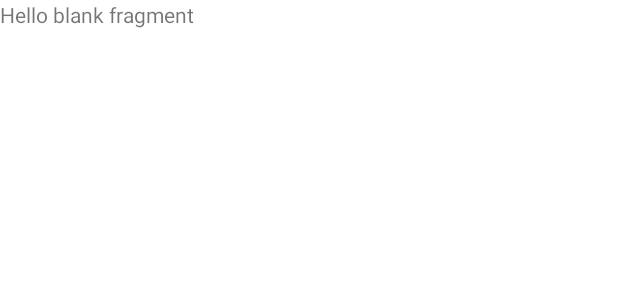
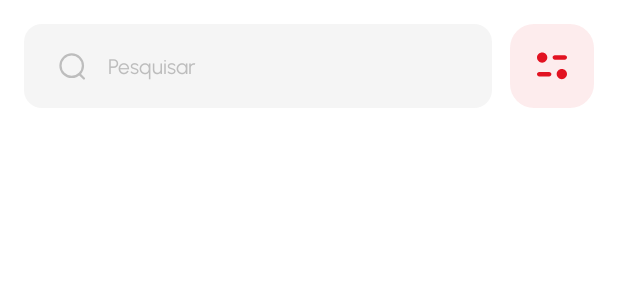
Before and after one commit to gabrielllsp/MovieApp, an Android app: the layout fragment_search.xml on its own in the app's theme, with its tools: preview values and no code run, on a phone screen of 412 x 824 dp. Shown: the top 300 px of the screen. Run offline under Robolectric (Android 15) with nearby library versions, the phone set to English and light mode, and no system bars.

Commit message:
Creating a search box on the search screen and Creating a filter button on the search screen.

```diff
--- a/app/src/main/java/com/gabrielalmeida/movieapp/presenter/main/bottombar/search/SearchFragment.kt
+++ b/app/src/main/java/com/gabrielalmeida/movieapp/presenter/main/bottombar/search/SearchFragment.kt
@@ -1,60 +1,31 @@
 package com.gabrielalmeida.movieapp.presenter.main.bottombar.search
 
 import android.os.Bundle
-import androidx.fragment.app.Fragment
 import android.view.LayoutInflater
 import android.view.View
 import android.view.ViewGroup
-import com.gabrielalmeida.movieapp.R
+import androidx.fragment.app.Fragment
+import com.gabrielalmeida.movieapp.databinding.FragmentSearchBinding
 
-// TODO: Rename parameter arguments, choose names that match
-// the fragment initialization parameters, e.g. ARG_ITEM_NUMBER
-private const val ARG_PARAM1 = "param1"
-private const val ARG_PARAM2 = "param2"
 
-/**
- * A simple [Fragment] subclass.
- * Use the [SearchFragment.newInstance] factory method to
- * create an instance of this fragment.
- */
 class SearchFragment : Fragment() {
-    // TODO: Rename and change types of parameters
-    private var param1: String? = null
-    private var param2: String? = null
-
-    override fun onCreate(savedInstanceState: Bundle?) {
-        super.onCreate(savedInstanceState)
-        arguments?.let {
-            param1 = it.getString(ARG_PARAM1)
-            param2 = it.getString(ARG_PARAM2)
-        }
-    }
+    private var _binding: FragmentSearchBinding? = null
+    private val binding get() = _binding!!
 
     override fun onCreateView(
         inflater: LayoutInflater, container: ViewGroup?,
         savedInstanceState: Bundle?,
-    ): View? {
-        // Inflate the layout for this fragment
-        return inflater.inflate(R.layout.fragment_search, container, false)
+    ): View {
+        _binding = FragmentSearchBinding.inflate(layoutInflater, container, false)
+        return binding.root
+    }
+    override fun onViewCreated(view: View, savedInstanceState: Bundle?) {
+        super.onViewCreated(view, savedInstanceState)
     }
 
-    companion object {
-        /**
-         * Use this factory method to create a new instance of
-         * this fragment using the provided parameters.
-         *
-         * @param param1 Parameter 1.
-         * @param param2 Parameter 2.
-         * @return A new instance of fragment SearchFragment.
-         */
-        // TODO: Rename and change types and number of parameters
-        @JvmStatic
-        fun newInstance(param1: String, param2: String) =
-            SearchFragment().apply {
-                arguments = Bundle().apply {
-                    putString(ARG_PARAM1, param1)
-                    putString(ARG_PARAM2, param2)
-                }
-            }
+    override fun onDestroy() {
+        super.onDestroy()
+        _binding = null
     }
+
 }
--- a/app/src/main/java/com/gabrielalmeida/movieapp/presenter/main/moviedetails/adapter/CommentsAdapter.kt
+++ b/app/src/main/java/com/gabrielalmeida/movieapp/presenter/main/moviedetails/adapter/CommentsAdapter.kt
@@ -54,12 +54,10 @@ class CommentsAdapter : ListAdapter<MovieReview, CommentsAdapter.MyViewHolder>(D
             )
         }
 
-
         holder.binding.textUsername.text = review.authorDetails?.username
         holder.binding.textComment.text = review.content
         holder.binding.textRating.text = review?.authorDetails?.rating?.toString() ?: "0"
         holder.binding.textDate.text = formatCommentDate(review.createdAt)
-
     }
 
     inner class MyViewHolder(val binding: ItemCommentReviewBinding) :
--- /dev/null
+++ b/app/src/main/res/drawable/bg_button_filter.xml
@@ -0,0 +1,8 @@
+<?xml version="1.0" encoding="utf-8"?>
+<shape xmlns:android="http://schemas.android.com/apk/res/android"
+    android:shape="rectangle">
+
+    <solid android:color="#14E21221" />
+    <corners android:radius="16dp" />
+
+</shape>
--- /dev/null
+++ b/app/src/main/res/drawable/bg_search_view.xml
@@ -0,0 +1,8 @@
+<?xml version="1.0" encoding="utf-8"?>
+<shape xmlns:android="http://schemas.android.com/apk/res/android"
+    android:shape="rectangle">
+
+    <solid android:color="#F5F5F5" />
+    <corners android:radius="12dp" />
+
+</shape>
--- /dev/null
+++ b/app/src/main/res/drawable/ic_filter.xml
@@ -0,0 +1,10 @@
+<vector xmlns:android="http://schemas.android.com/apk/res/android"
+    android:width="24dp"
+    android:height="24dp"
+    android:viewportWidth="24"
+    android:viewportHeight="24">
+  <path
+      android:pathData="M8.878,6.379C8.878,8.245 7.339,9.758 5.439,9.758C3.54,9.758 2,8.245 2,6.379C2,4.513 3.54,3 5.439,3C7.339,3 8.878,4.513 8.878,6.379ZM20.493,4.898C21.324,4.898 22,5.562 22,6.379C22,7.196 21.324,7.86 20.493,7.86H13.918C13.086,7.86 12.41,7.196 12.41,6.379C12.41,5.562 13.086,4.898 13.918,4.898H20.493ZM3.508,15.958H10.083C10.915,15.958 11.591,16.622 11.591,17.439C11.591,18.256 10.915,18.921 10.083,18.921H3.508C2.676,18.921 2,18.256 2,17.439C2,16.622 2.676,15.958 3.508,15.958ZM18.561,20.778C20.461,20.778 22,19.265 22,17.399C22,15.533 20.461,14.02 18.561,14.02C16.662,14.02 15.122,15.533 15.122,17.399C15.122,19.265 16.662,20.778 18.561,20.778Z"
+      android:fillColor="#E21221"
+      android:fillType="evenOdd"/>
+</vector>
--- /dev/null
+++ b/app/src/main/res/drawable/ic_search.xml
@@ -0,0 +1,20 @@
+<vector xmlns:android="http://schemas.android.com/apk/res/android"
+    android:width="20dp"
+    android:height="20dp"
+    android:viewportWidth="20"
+    android:viewportHeight="20">
+  <path
+      android:pathData="M9.806,9.805m-7.49,0a7.49,7.49 0,1 1,14.981 0a7.49,7.49 0,1 1,-14.981 0"
+      android:strokeLineJoin="round"
+      android:strokeWidth="1.5"
+      android:fillColor="#00000000"
+      android:strokeColor="#BDBDBD"
+      android:strokeLineCap="round"/>
+  <path
+      android:pathData="M15.016,15.404L17.952,18.333"
+      android:strokeLineJoin="round"
+      android:strokeWidth="1.5"
+      android:fillColor="#00000000"
+      android:strokeColor="#BDBDBD"
+      android:strokeLineCap="round"/>
+</vector>
--- a/app/src/main/res/layout/fragment_search.xml
+++ b/app/src/main/res/layout/fragment_search.xml
@@ -1,14 +1,39 @@
 <?xml version="1.0" encoding="utf-8"?>
-<FrameLayout xmlns:android="http://schemas.android.com/apk/res/android"
+<androidx.constraintlayout.widget.ConstraintLayout xmlns:android="http://schemas.android.com/apk/res/android"
+    xmlns:app="http://schemas.android.com/apk/res-auto"
     xmlns:tools="http://schemas.android.com/tools"
     android:layout_width="match_parent"
     android:layout_height="match_parent"
     tools:context=".presenter.main.bottombar.search.SearchFragment">
 
-    <!-- TODO: Update blank fragment layout -->
-    <TextView
-        android:layout_width="match_parent"
-        android:layout_height="match_parent"
-        android:text="@string/hello_blank_fragment" />
+    <androidx.appcompat.widget.SearchView
+        android:id="@+id/search_view"
+        android:layout_width="0dp"
+        android:layout_height="56dp"
+        android:layout_marginStart="16dp"
+        android:layout_marginTop="16dp"
+        android:layout_marginEnd="12dp"
+        android:background="@drawable/bg_search_view"
+        android:theme="@style/SearchViewThemeScreen"
+        app:iconifiedByDefault="false"
+        app:layout_constraintEnd_toStartOf="@id/ib_filter"
+        app:layout_constraintStart_toStartOf="parent"
+        app:layout_constraintTop_toTopOf="parent"
+        app:queryBackground="@android:color/transparent"
+        app:queryHint="@string/title_menu_search"
+        app:searchIcon="@drawable/ic_search" />
 
-</FrameLayout>
+    <ImageButton
+        android:id="@+id/ib_filter"
+        android:layout_width="56dp"
+        android:layout_height="56dp"
+        android:background="@drawable/bg_button_filter"
+        android:padding="16dp"
+        android:layout_margin="16dp"
+        android:src="@drawable/ic_filter"
+        app:layout_constraintEnd_toEndOf="parent"
+        app:layout_constraintTop_toTopOf="parent"
+        tools:ignore="ContentDescription" />
+
+
+</androidx.constraintlayout.widget.ConstraintLayout>
--- a/app/src/main/res/values/themes.xml
+++ b/app/src/main/res/values/themes.xml
@@ -58,6 +58,23 @@
         <item name="android:fontFamily">@font/urbanist_600</item>
     </style>
 
+    <style name="SearchViewThemeScreen" parent="Theme.AppCompat.Light.NoActionBar">
+        <!--        cor do botão de apagar o texto-->
+        <item name="colorControlNormal">#BDBDBD</item>
+        <!--        cor do texto de dica(queryHint)-->
+        <item name="android:textColorHint">#BDBDBD</item>
+        <!--        cor do texto digitado-->
+        <item name="android:editTextColor">#212121</item>
+        <!--        font do texto-->
+        <item name="android:fontFamily">@font/urbanist_400</item>
+        <!--        tamanho do texto-->
+        <item name="android:textSize">14sp</item>
+        <!--        cor do cursor-->
+        <item name="colorControlActivated">#212121</item>
+        <!--        tipo do texto-->
+        <item name="android:inputType">textCapSentences</item>
+    </style>
+
 
 
 
```
